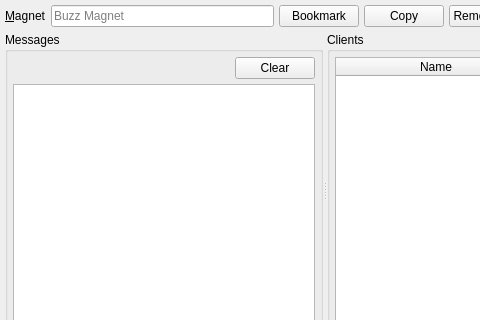
Before: the Qt Designer form branches/trunk/UI/spot-on-buzzpage.ui in textbrowser/spot-on, drawn with Qt 5; both pictures show x 0 to 480 and y 0 to 320 of the 650 by 550 pixel window.
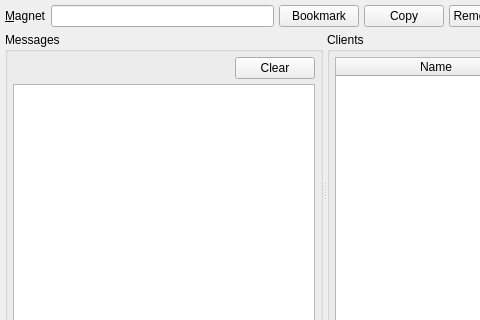
After: the same form once the commit is applied. Custom widgets are drawn as their Qt base class.

Commit message: Read-only field does not require text hint.

Diff of the .ui file:
```diff
--- a/branches/trunk/UI/spot-on-buzzpage.ui
+++ b/branches/trunk/UI/spot-on-buzzpage.ui
@@ -49,9 +49,6 @@
        <property name="readOnly">
         <bool>true</bool>
        </property>
-       <property name="placeholderText">
-        <string>Buzz Magnet</string>
-       </property>
       </widget>
      </item>
      <item>
```
